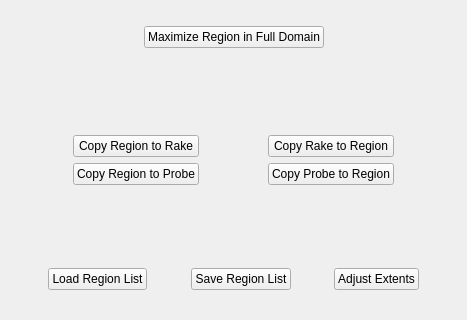
This is apps/vaporgui/guis/ui/regiontab.ui in yyr/vapor as Qt 5 draws it before an edit; both pictures show x 0 to 467 and y 396 to 716 of the 467 by 1110 pixel window. The edited form follows.
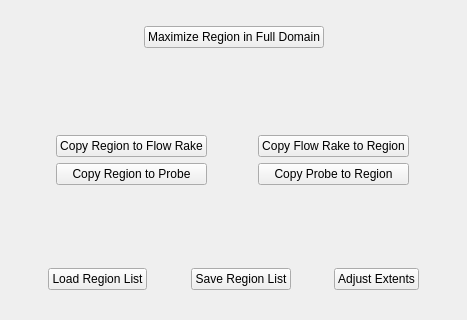
This is the edited form.

Patch:
```diff
--- a/apps/vaporgui/guis/ui/regiontab.ui
+++ b/apps/vaporgui/guis/ui/regiontab.ui
@@ -1127,7 +1127,7 @@
           <string>Set current Rake to use this region</string>
          </property>
          <property name="text">
-          <string>Copy Region to Rake</string>
+          <string>Copy Region to Flow Rake</string>
          </property>
         </widget>
        </item>
@@ -1253,7 +1253,7 @@
           <string>Set this region to use current rake bounds</string>
          </property>
          <property name="text">
-          <string>Copy Rake to Region</string>
+          <string>Copy Flow Rake to Region</string>
          </property>
         </widget>
        </item>
```
